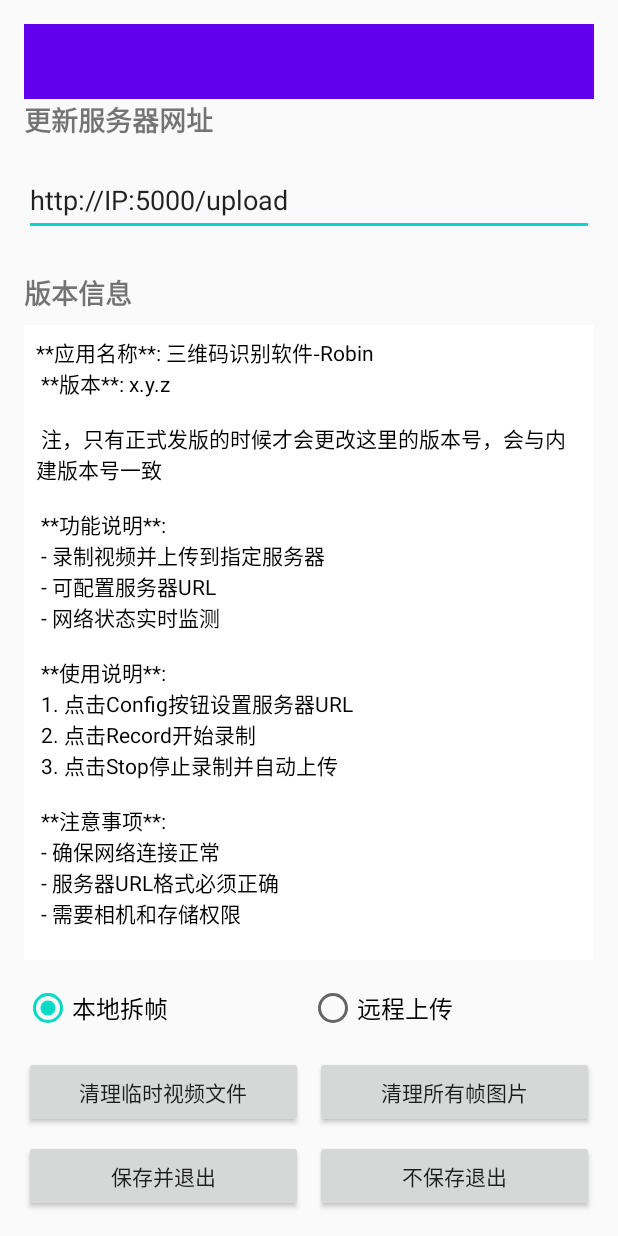
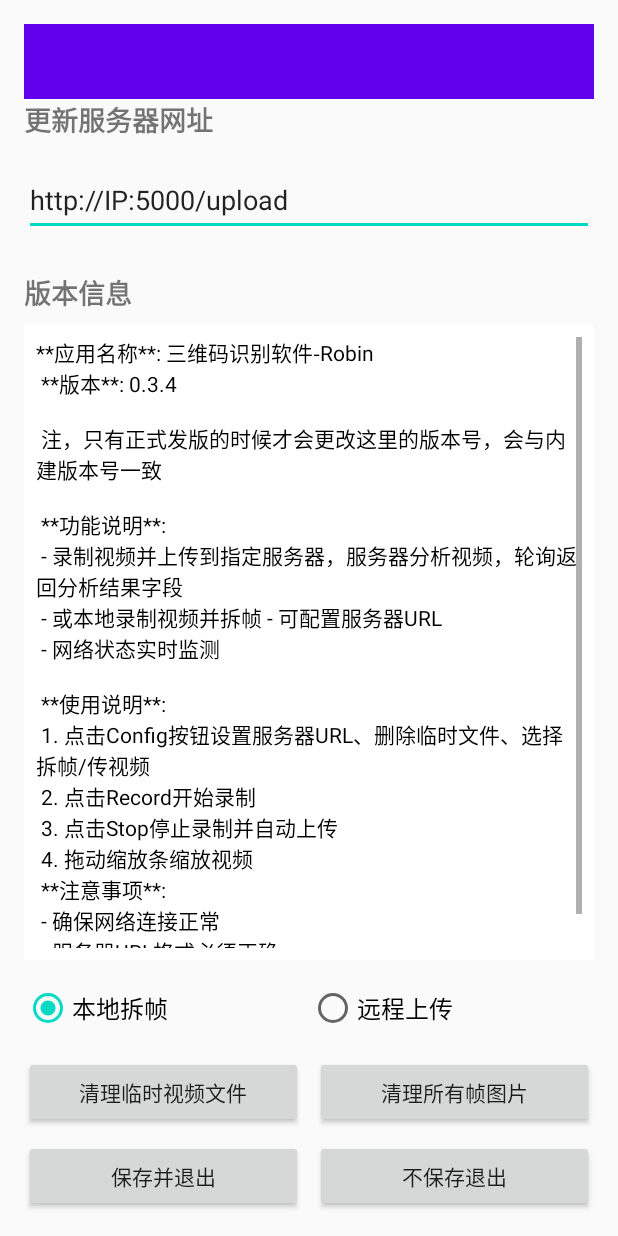
Before and after one commit to CloudYunLight/ColorCode-Andrioid, an Android app built with Jetpack Compose: the ConfigActivity screen opened directly, with no data from a screen before it, on a phone screen of 412 x 824 dp. Run offline under Robolectric (Android 15) with nearby library versions, the phone set to English and light mode, and no system bars.

Commit message:
v0.3.4，更改应用图标；更新自述

```diff
--- /dev/null
+++ b/app/src/main/res/mipmap-anydpi-v26/ic_launcher.xml
@@ -0,0 +1,5 @@
+<?xml version="1.0" encoding="utf-8"?>
+<adaptive-icon xmlns:android="http://schemas.android.com/apk/res/android">
+    <background android:drawable="@drawable/ic_launcher_background"/>
+    <foreground android:drawable="@mipmap/ic_launcher_foreground"/>
+</adaptive-icon>
--- /dev/null
+++ b/app/src/main/res/mipmap-anydpi-v26/ic_launcher_round.xml
@@ -0,0 +1,5 @@
+<?xml version="1.0" encoding="utf-8"?>
+<adaptive-icon xmlns:android="http://schemas.android.com/apk/res/android">
+    <background android:drawable="@drawable/ic_launcher_background"/>
+    <foreground android:drawable="@mipmap/ic_launcher_foreground"/>
+</adaptive-icon>
--- a/app/src/main/res/values/readme_strings.xml
+++ b/app/src/main/res/values/readme_strings.xml
@@ -3,17 +3,19 @@
     <string name="app_readme">
         <![CDATA[
         **应用名称**: 三维码识别软件-Robin \n
-        **版本**: x.y.z \n\n
+        **版本**: 0.3.4 \n\n
         注，只有正式发版的时候才会更改这里的版本号，会与内建版本号一致 \n\n
         **功能说明**:\n
-        - 录制视频并上传到指定服务器\n
+        - 录制视频并上传到指定服务器，服务器分析视频，轮询返回分析结果字段\n
+        - 或本地录制视频并拆帧
         - 可配置服务器URL\n
         - 网络状态实时监测\n
         \n
         **使用说明**:\n
-        1. 点击Config按钮设置服务器URL\n
+        1. 点击Config按钮设置服务器URL、删除临时文件、选择拆帧/传视频\n
         2. 点击Record开始录制\n
         3. 点击Stop停止录制并自动上传\n
+        4. 拖动缩放条缩放视频
         \n
         **注意事项**:\n
         - 确保网络连接正常\n
```
Also changed, not shown: app/src/main/ic_launcher-playstore.png (added), app/src/main/res/mipmap-hdpi/ic_launcher.webp (added), app/src/main/res/mipmap-hdpi/ic_launcher_foreground.webp (added), app/src/main/res/mipmap-hdpi/ic_launcher_round.webp (added), app/src/main/res/mipmap-mdpi/ic_launcher.webp (added), app/src/main/res/mipmap-mdpi/ic_launcher_foreground.webp (added), app/src/main/res/mipmap-mdpi/ic_launcher_round.webp (added), app/src/main/res/mipmap-xhdpi/ic_launcher.webp (added), app/src/main/res/mipmap-xhdpi/ic_launcher_foreground.webp (added), app/src/main/res/mipmap-xhdpi/ic_launcher_round.webp (added), app/src/main/res/mipmap-xxhdpi/ic_launcher.webp (added), app/src/main/res/mipmap-xxhdpi/ic_launcher_foreground.webp (added), app/src/main/res/mipmap-xxhdpi/ic_launcher_round.webp (added), app/src/main/res/mipmap-xxxhdpi/ic_launcher.webp (added), 2 more files, 1 other file.
